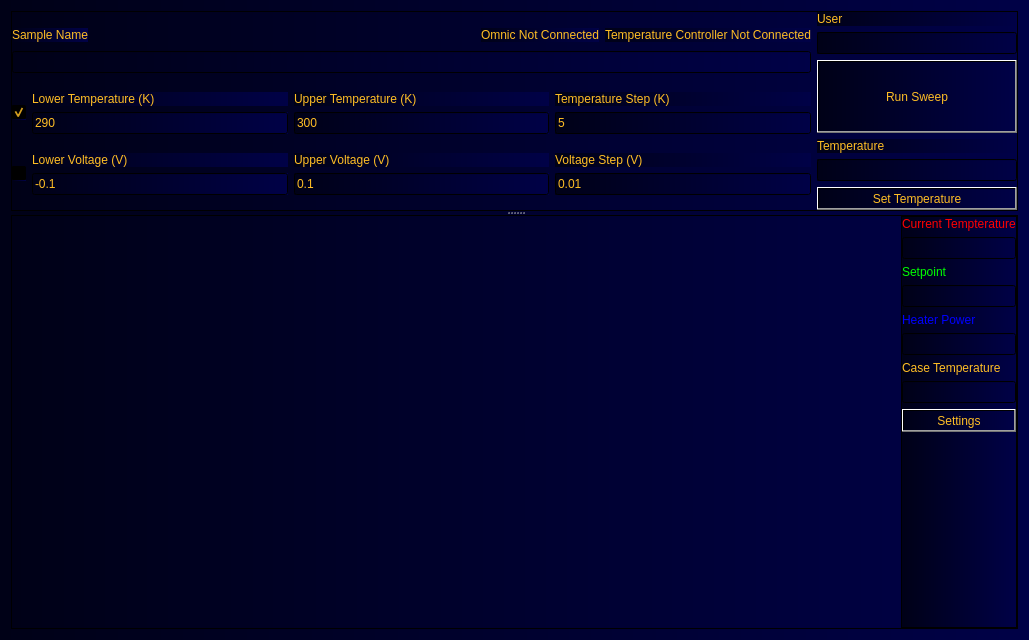
Before: the Qt Designer form PyQt_FTIR_GUI.ui in Ryan3141/FTIR_Commander, drawn with Qt 5.
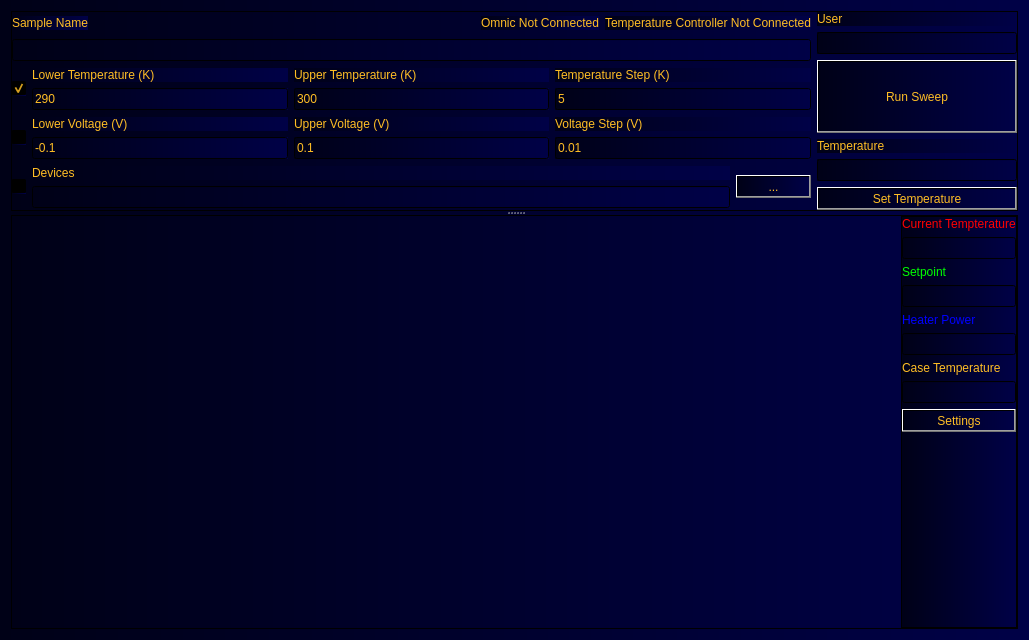
After: the same form once the commit is applied. Custom widgets are drawn as their Qt base class.

Commit message: Messy solution to allow for running per device.  Saving code just in case.

```diff
--- a/PyQt_FTIR_GUI.ui
+++ b/PyQt_FTIR_GUI.ui
@@ -73,7 +73,7 @@
         <number>0</number>
        </property>
        <item>
-        <layout class="QVBoxLayout" name="verticalLayout_9" stretch="0,0,0">
+        <layout class="QVBoxLayout" name="verticalLayout_9" stretch="0,0,0,0">
          <property name="sizeConstraint">
           <enum>QLayout::SetMinimumSize</enum>
          </property>
@@ -372,6 +372,61 @@
            </item>
           </layout>
          </item>
+         <item>
+          <layout class="QHBoxLayout" name="horizontalLayout_7">
+           <item>
+            <widget class="QCheckBox" name="runDevices_checkBox">
+             <property name="text">
+              <string/>
+             </property>
+             <property name="checked">
+              <bool>false</bool>
+             </property>
+             <property name="tristate">
+              <bool>false</bool>
+             </property>
+            </widget>
+           </item>
+           <item>
+            <layout class="QVBoxLayout" name="verticalLayout_15">
+             <item>
+              <widget class="QLabel" name="label_15">
+               <property name="sizePolicy">
+                <sizepolicy hsizetype="Preferred" vsizetype="Fixed">
+                 <horstretch>0</horstretch>
+                 <verstretch>0</verstretch>
+                </sizepolicy>
+               </property>
+               <property name="text">
+                <string>Devices</string>
+               </property>
+              </widget>
+             </item>
+             <item>
+              <widget class="QLineEdit" name="deviceFile_lineEdit">
+               <property name="text">
+                <string/>
+               </property>
+              </widget>
+             </item>
+            </layout>
+           </item>
+           <item>
+            <layout class="QVBoxLayout" name="verticalLayout_16"/>
+           </item>
+           <item>
+            <layout class="QVBoxLayout" name="verticalLayout_17">
+             <item>
+              <widget class="QPushButton" name="loadDevicesFile_pushButton">
+               <property name="text">
+                <string>...</string>
+               </property>
+              </widget>
+             </item>
+            </layout>
+           </item>
+          </layout>
+         </item>
         </layout>
        </item>
        <item>
```
The commit also changes 4 other files.
